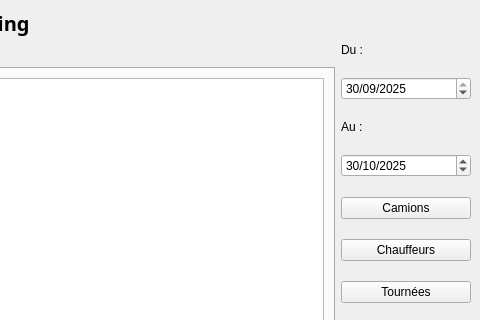
LouisCrison/Transport_planning, file forms/mainwindow.ui: the form before one commit; both pictures show x 476 to 956 and y 0 to 320 of the 956 by 550 pixel window.
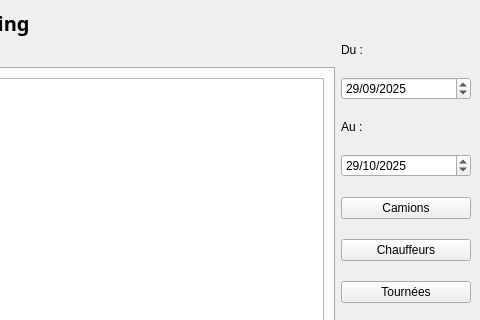
The form after the commit. The open tabs and pages were chosen to show the change.

```diff
--- a/forms/mainwindow.ui
+++ b/forms/mainwindow.ui
@@ -96,7 +96,7 @@
             <second>0</second>
             <year>2025</year>
             <month>9</month>
-            <day>30</day>
+            <day>29</day>
            </datetime>
           </property>
           <property name="displayFormat">
@@ -123,7 +123,7 @@
             <second>0</second>
             <year>2025</year>
             <month>10</month>
-            <day>30</day>
+            <day>29</day>
            </datetime>
           </property>
           <property name="displayFormat">
```
Left out of the diff: 2 changed lines with no effect on the pictures.
